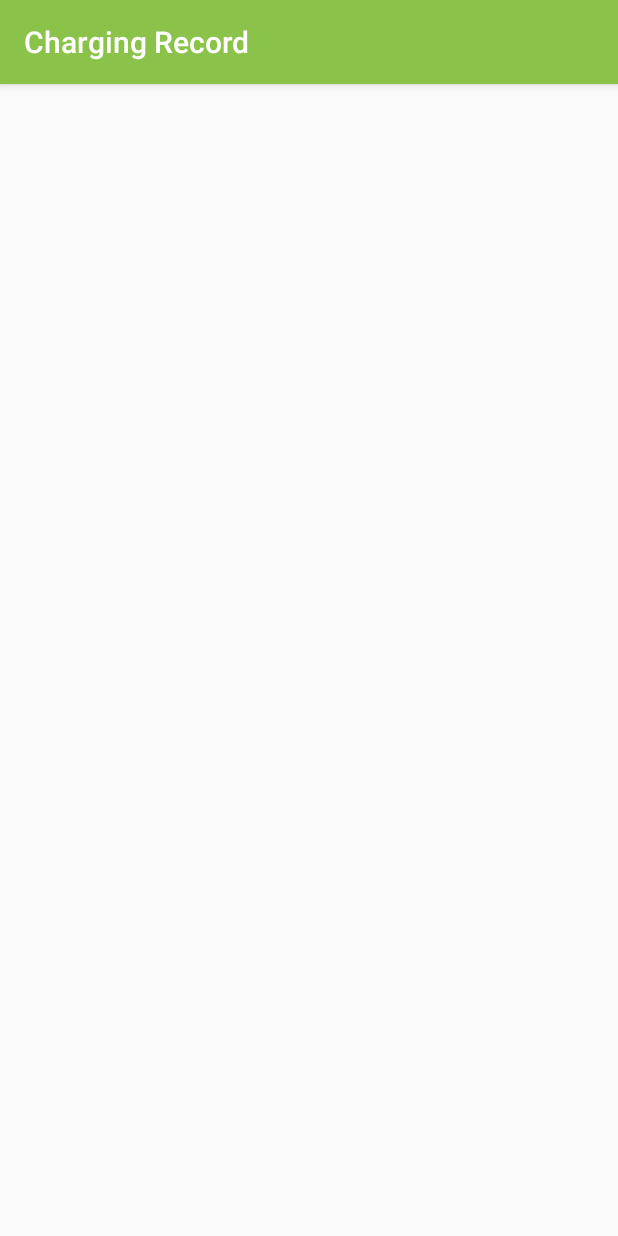
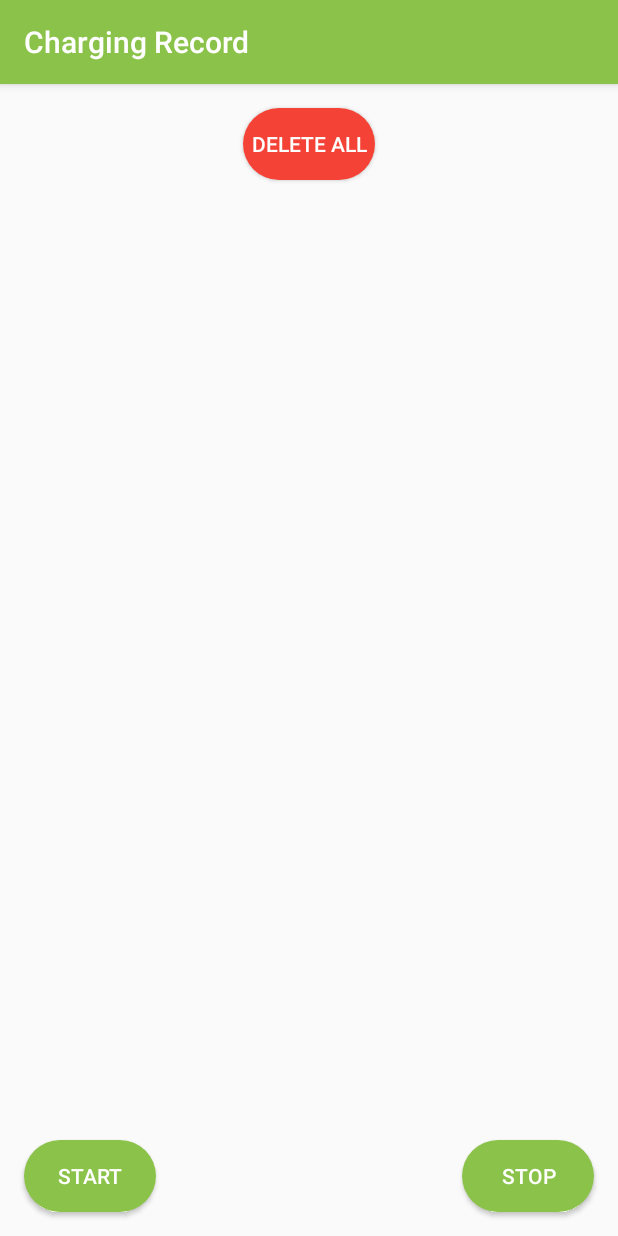
Before and after one commit to thomyfarhan/charging-record, an Android app: the screen it shows after launch (MainActivity), on a phone screen of 412 x 824 dp. Run offline under Robolectric (Android 15) with nearby library versions, the phone set to English and light mode, and no system bars; our stand-ins replace data binding.

Commit message:
[Fragment Record] Add buttons to layout

```diff
--- a/app/src/main/res/layout/fragment_record.xml
+++ b/app/src/main/res/layout/fragment_record.xml
@@ -7,6 +7,37 @@
         android:layout_width="match_parent"
         android:layout_height="match_parent"
         tools:context=".RecordFragment">
+
+        <Button
+            android:id="@+id/btn_record_delete"
+            android:layout_width="wrap_content"
+            android:layout_height="wrap_content"
+            android:background="@drawable/bg_button_delete"
+            app:layout_constraintStart_toStartOf="@id/guideline_record_margin_start"
+            app:layout_constraintEnd_toEndOf="@id/guideline_record_margin_end"
+            app:layout_constraintTop_toTopOf="@id/guideline_record_margin_top"
+            android:textColor="@android:color/white"
+            android:text="@string/btn_record_delete"/>
+
+        <Button
+            android:id="@+id/btn_record_stop"
+            android:layout_width="wrap_content"
+            android:layout_height="wrap_content"
+            android:background="@drawable/bg_button_record"
+            app:layout_constraintEnd_toEndOf="@id/guideline_record_margin_end"
+            app:layout_constraintBottom_toBottomOf="@id/guideline_record_margin_bottom"
+            android:textColor="@android:color/white"
+            android:text="@string/btn_record_stop"/>
+
+        <Button
+            android:id="@+id/btn_record_start"
+            android:layout_width="wrap_content"
+            android:layout_height="wrap_content"
+            android:background="@drawable/bg_button_record"
+            app:layout_constraintStart_toStartOf="@+id/guideline_record_margin_start"
+            app:layout_constraintBottom_toBottomOf="@+id/guideline_record_margin_bottom"
+            android:textColor="@android:color/white"
+            android:text="@string/btn_record_start"/>
 
         <androidx.constraintlayout.widget.Guideline
             android:id="@+id/guideline_record_margin_start"
--- a/app/src/main/res/values/strings.xml
+++ b/app/src/main/res/values/strings.xml
@@ -1,3 +1,6 @@
 <resources>
     <string name="app_name">Charging Record</string>
+    <string name="btn_record_start">Start</string>
+    <string name="btn_record_stop">Stop</string>
+    <string name="btn_record_delete">Delete All</string>
 </resources>
```
